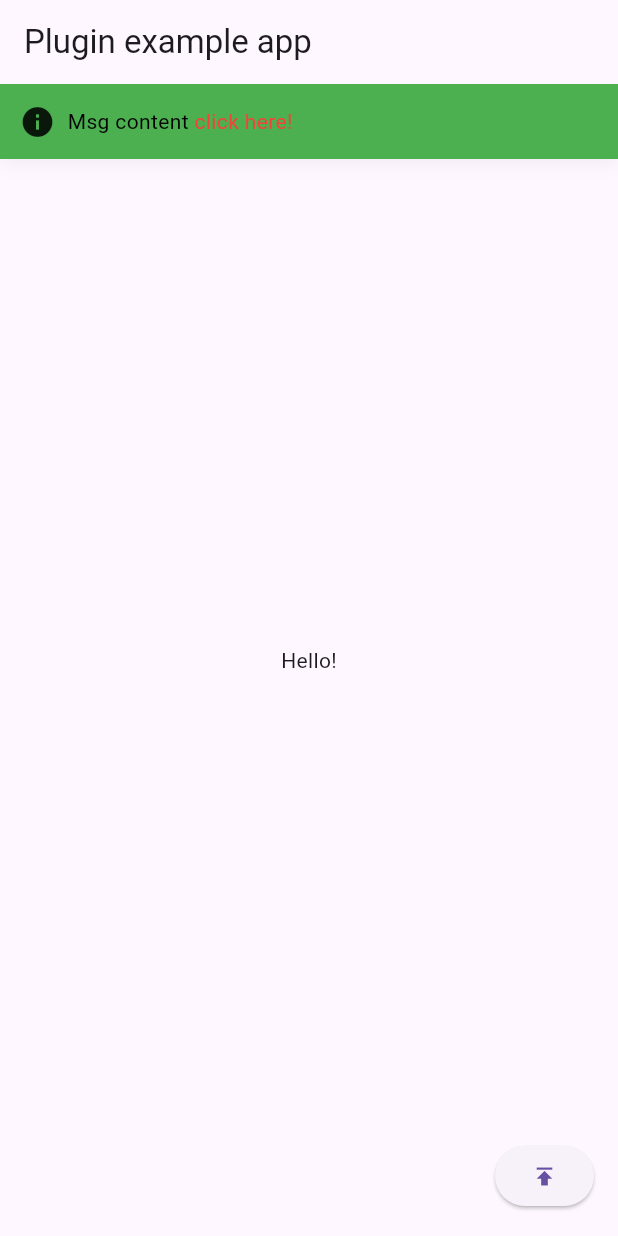
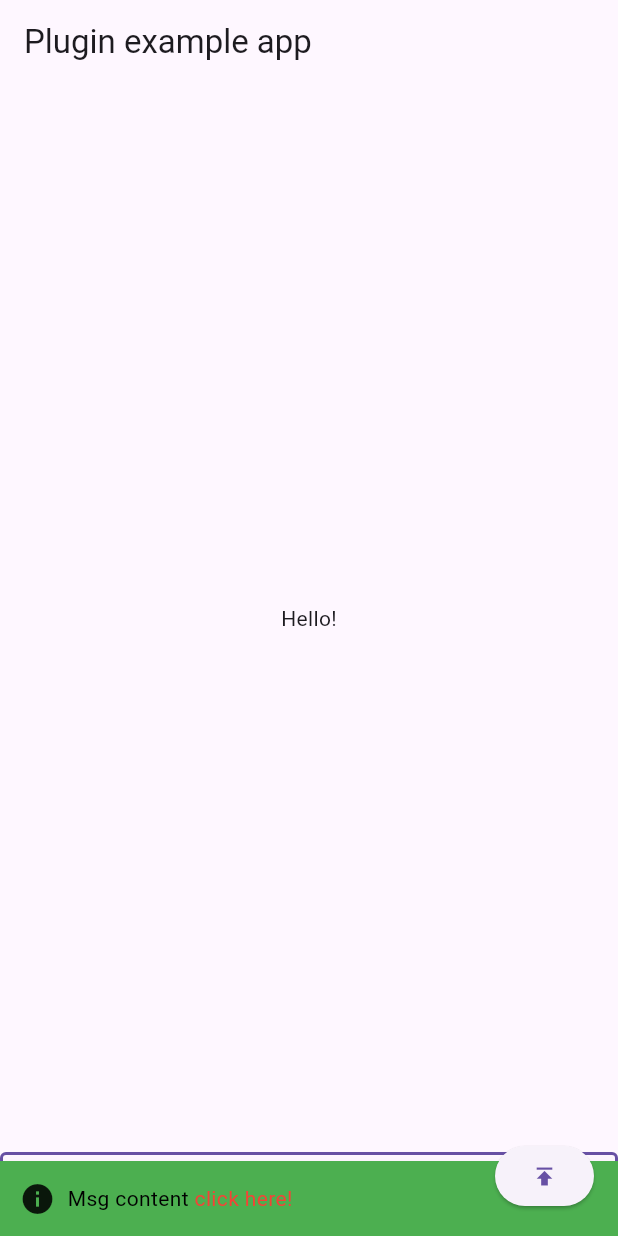
Before and after one commit to hungit36/toast-msg, a Flutter app: the screen it shows after launch, after a tap on the "publish" icon, on a phone screen of 412 x 824 dp. Run offline on Flutter 3.47's test engine with Material 3 defaults, Android fonts, the phone set to English and light mode, and no system bars.

Commit message:
[mod] The toast message will show above the keyboard

```diff
--- a/example/lib/main.dart
+++ b/example/lib/main.dart
@@ -21,19 +21,30 @@ class _MyAppState extends State<MyApp> {
     super.initState();
   }
 
+  FocusNode _focusNode = FocusNode();
+
 
   @override
   Widget build(BuildContext context) {
     return MaterialApp(
-      home: Scaffold(
+      home: GestureDetector(
+        onTap: () => _focusNode.unfocus(),
+        child: Scaffold(
           appBar: AppBar(
             title: const Text('Plugin example app'),
           ),
-        body: const ToastMsgMain(
-          position: ToastPosition.top,
+          body:  ToastMsgMain(
+            position: ToastPosition.bottom,
             // positionValue: 200,
-          child:  Center(
+            child:  Column(
+              children: [
+                const Expanded(
+                  child: Center(
                   child: Text('Hello!'),
+                        ),
+                ),
+                TextField(autofocus: true, decoration: InputDecoration(border: OutlineInputBorder()), focusNode: _focusNode,)
+              ],
             )),
           floatingActionButton: ElevatedButton(onPressed: (){
             ToastMsgStream.instance.showToast(
@@ -46,6 +57,7 @@ class _MyAppState extends State<MyApp> {
               ),
             );
           }, child: const Icon(Icons.publish)),
+        ),
       ),
     );
   }
--- a/lib/toast_msg_main.dart
+++ b/lib/toast_msg_main.dart
@@ -63,7 +63,8 @@ class _WidgetState extends State<ToastMsgMain> {
 
   @override
   Widget build(BuildContext context) {
-    return Stack(
+    return Scaffold(
+      body: Stack(
               children: [
                 widget.child,
                 if (_toastBody != null) ... [
@@ -98,6 +99,7 @@ class _WidgetState extends State<ToastMsgMain> {
                   ),
                 ]
           ],
+        ),
     );
   }
 }
--- a/pubspec.yaml
+++ b/pubspec.yaml
@@ -1,6 +1,6 @@
 name: toast_msg
 description: The toast custom easy to use.
-version: 0.0.1
+version: 0.0.2
 homepage:
 
 environment:
```
Also changed, not shown: 1 other file. Lines whose indentation alone changed are shown as unchanged.
